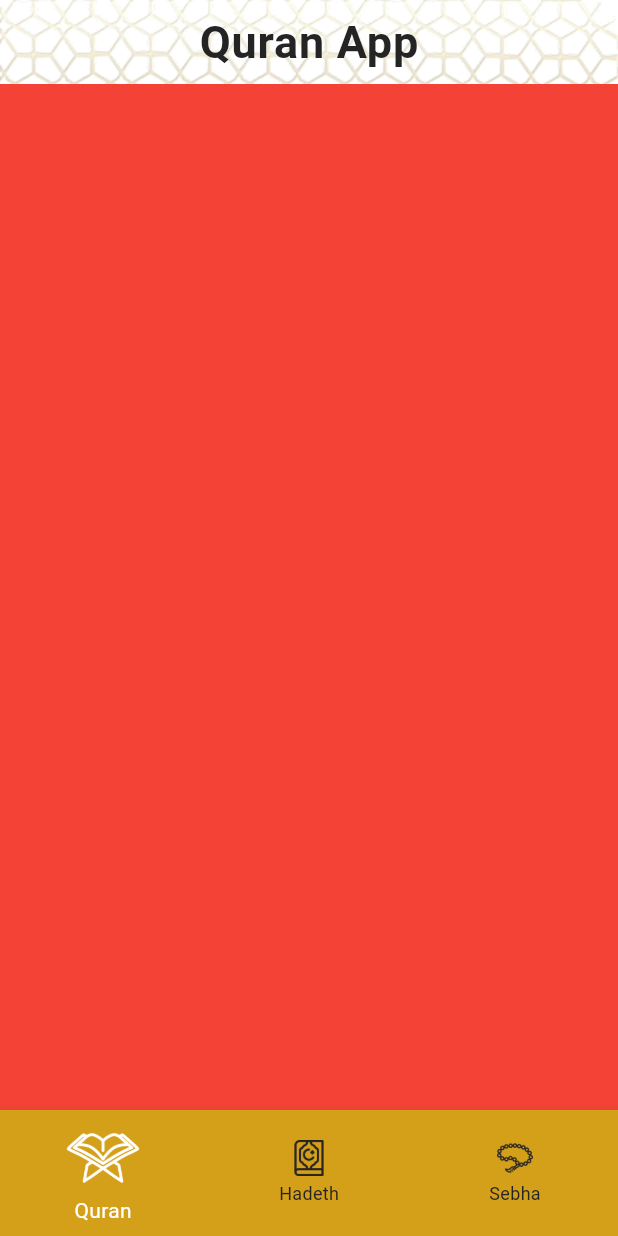
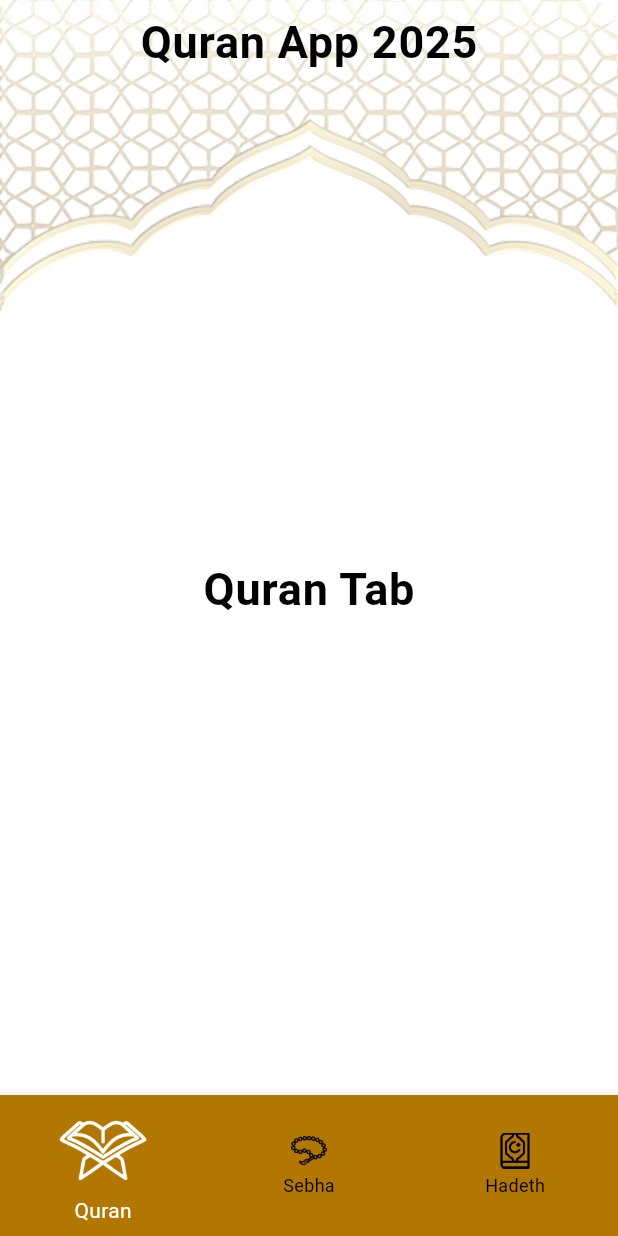
Before and after one commit to eng-whm/eng-whmapp, a Flutter app: the screen it shows after launch, on a phone screen of 412 x 824 dp. Run offline on Flutter 3.47's test engine with Material 3 defaults, Android fonts, the phone set to English and light mode, and no system bars.

Commit message:
Update homescreen

```diff
--- a/lib/appcolor.dart
+++ b/lib/appcolor.dart
@@ -1,7 +1,7 @@
 import 'package:flutter/widgets.dart';
 
 class AppColor{
-  static const Color blackColor = Color(0xff242424);
-  static const Color primaryLightColro = Color(0xffD49F19);
-  static const Color whiteColro = Color(0xffffffff);
+  static const Color blackColor = Color (0xff000000);
+  static const Color whiteColor = Color (0xffffffff);
+  static const Color primaryColor = Color (0xffB27700);
 }
--- /dev/null
+++ b/lib/appthemedata.dart
@@ -0,0 +1,24 @@
+import 'package:flutter/material.dart';
+import 'package:quranapp2025/appcolor.dart';
+
+class AppThemeData{
+  static final ThemeData lightmode = ThemeData(
+    primaryColor: AppColor.primaryColor,
+    canvasColor: AppColor.primaryColor,
+    scaffoldBackgroundColor: Colors.transparent,
+    appBarTheme: AppBarTheme(color: Colors.transparent, elevation: 0.0, centerTitle: true),
+    textTheme: TextTheme(
+      bodyLarge: TextStyle(
+        color: AppColor.blackColor,
+        fontSize: 30.0,
+        fontWeight: FontWeight.bold,
+      )
+    ),
+    bottomNavigationBarTheme: BottomNavigationBarThemeData(
+      backgroundColor: AppColor.primaryColor,
+      selectedItemColor: AppColor.whiteColor,
+      selectedIconTheme: IconThemeData(size: 60.0),
+      unselectedItemColor: AppColor.blackColor,
+      ),
+  );
+}
--- a/lib/hadethtab.dart
+++ b/lib/hadethtab.dart
@@ -5,8 +5,9 @@ class HadethTab extends StatelessWidget {
 
   @override
   Widget build(BuildContext context) {
-    return Container(
-      color: Colors.green,
+    return Center(
+      child:
+        Text('Hadeth Tab', style: Theme.of(context).textTheme.bodyLarge)
     );
   }
 }
--- a/lib/homescreen.dart
+++ b/lib/homescreen.dart
@@ -12,48 +12,49 @@ class Homescreen extends StatefulWidget {
 
 class _HomescreenState extends State<Homescreen> {
 
-  int selectedIndex = 0;
+  int selectedIndedx = 0;
 
   @override
   Widget build(BuildContext context) {
     return Stack(
       children: [
-        Image.asset('assets/images/BigSize_Updated.png',
+        Image.asset(
+          'assets/images/BigSize_Updated.png',
           width: double.infinity,
           height: double.infinity,
           fit: BoxFit.fill,
           ),
         Scaffold(
           appBar: AppBar(
-            title: Text('Quran App',style: Theme.of(context).textTheme.bodyLarge),
+            title: Text('Quran App 2025', style: Theme.of(context).textTheme.bodyLarge),
           ),
           bottomNavigationBar: Theme(
             data: Theme.of(context).copyWith(
-              canvasColor: Theme.of(context).primaryColorLight
+              primaryColor: Theme.of(context).primaryColorLight,
             ),
-            child: BottomNavigationBar(items:
-            [
-              BottomNavigationBarItem(icon: ImageIcon(AssetImage('assets/images/Quran.png'),),label: 'Quran'),
-              BottomNavigationBarItem(icon: ImageIcon(AssetImage('assets/images/Hadeth.png'),),label: 'Hadeth'),
-              BottomNavigationBarItem(icon: ImageIcon(AssetImage('assets/images/Sebha.png'),),label: 'Sebha')
+            child: BottomNavigationBar(
+              items: [
+                BottomNavigationBarItem(icon: ImageIcon(AssetImage('assets/images/Quran.png'),), label: 'Quran'),
+                BottomNavigationBarItem(icon: ImageIcon(AssetImage('assets/images/Sebha.png'),), label: 'Sebha'),
+                BottomNavigationBarItem(icon: ImageIcon(AssetImage('assets/images/Hadeth.png'),), label: 'Hadeth'),
               ],
-            currentIndex: selectedIndex,
-            onTap: (index){
-              selectedIndex = index;
-              setState(() {
-
-              });
+              currentIndex: selectedIndedx,
+              onTap: (index) {
+                selectedIndedx = index;
+                setState(() {});
               },
             ),
           ),
-          body: tabs[selectedIndex],
+          body: tabs[selectedIndedx],
         )
       ],
     );
   }
+
   List <Widget> tabs = [
     QuranTab(),
+    SebhaTab(),
     HadethTab(),
-      SebhaTab(),
   ];
+
 }
--- a/lib/main.dart
+++ b/lib/main.dart
@@ -1,6 +1,6 @@
 import 'package:flutter/material.dart';
+import 'package:quranapp2025/appthemedata.dart';
 import 'package:quranapp2025/homescreen.dart';
-import 'package:quranapp2025/mythemedata.dart';
 
 void main() {
   runApp(MyApp());
@@ -14,8 +14,10 @@ class MyApp extends StatelessWidget {
     return MaterialApp(
       debugShowCheckedModeBanner: false,
       initialRoute: 'home',
-      routes: {'home': (context) => Homescreen()},
-      theme: MyThemeData.lightmode,
+      routes: {
+        'home': (context) => Homescreen()
+        },
+      theme: AppThemeData.lightmode,
     );
   }
 }
--- a/lib/mythemedata.dart
+++ /dev/null
@@ -1,26 +0,0 @@
-import 'package:flutter/material.dart';
-import 'package:quranapp2025/appcolor.dart';
-
-class MyThemeData {
-  static final ThemeData lightmode = ThemeData(
-    primaryColor: AppColor.primaryLightColro,
-    canvasColor: AppColor.primaryLightColro,
-    scaffoldBackgroundColor: Colors.transparent,
-    bottomNavigationBarTheme: BottomNavigationBarThemeData(backgroundColor: AppColor.primaryLightColro,
-    selectedItemColor: AppColor.whiteColro,
-    selectedIconTheme: IconThemeData(size: 50.0),
-    unselectedItemColor: AppColor.blackColor),
-    appBarTheme: AppBarTheme(
-      backgroundColor: Colors.transparent,
-      elevation: 0.0,
-      centerTitle: true,
-    ),
-    textTheme: TextTheme(
-      bodyLarge: TextStyle(
-        color: AppColor.blackColor,
-        fontSize: 30.0,
-        fontWeight: FontWeight.bold,
-      )
-    )
-  );
-}
--- a/lib/qurantab.dart
+++ b/lib/qurantab.dart
@@ -5,8 +5,9 @@ class QuranTab extends StatelessWidget {
 
   @override
   Widget build(BuildContext context) {
-    return Container(
-      color: Colors.red,
+    return Center(
+      child:
+        Text('Quran Tab', style: Theme.of(context).textTheme.bodyLarge)
     );
   }
 }
--- a/lib/sebhatab.dart
+++ b/lib/sebhatab.dart
@@ -5,8 +5,9 @@ class SebhaTab extends StatelessWidget {
 
   @override
   Widget build(BuildContext context) {
-    return Container(
-      color: Colors.blue,
+    return Center(
+      child:
+        Text('Sebha Tab', style: Theme.of(context).textTheme.bodyLarge)
     );
   }
 }
```
Lines whose indentation alone changed are shown as unchanged.
